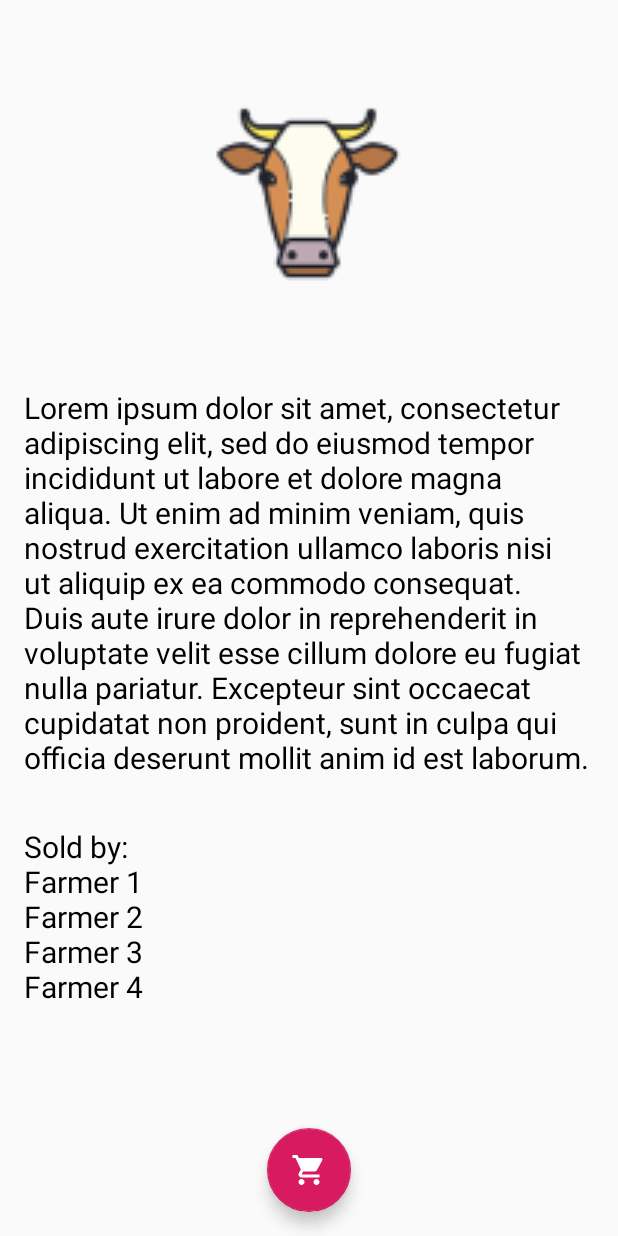
After one commit to PrashantDhiman/From-Farm-App, an Android app: the ItemDetailsActivity screen opened directly, with no data from a screen before it, on a phone screen of 412 x 824 dp. The commit adds this screen. Run offline under Robolectric (Android 15) with nearby library versions, the phone set to English and light mode, and no system bars; 1 statement that could not run was skipped.

Commit message:
Added Item detail Activity

```diff
--- a/app/build.gradle
+++ b/app/build.gradle
@@ -28,5 +28,6 @@ dependencies {
     androidTestImplementation 'androidx.test.espresso:espresso-core:3.2.0'
 
     implementation 'androidx.cardview:cardview:1.0.0'
-    implementation 'androidx.recyclerview:recyclerview:1.1.0-alpha06'
+    implementation 'androidx.recyclerview:recyclerview:1.0.0'
+    implementation 'com.google.android.material:material:1.0.0'
 }
--- a/app/src/main/AndroidManifest.xml
+++ b/app/src/main/AndroidManifest.xml
@@ -9,7 +9,8 @@
         android:roundIcon="@mipmap/ic_launcher_round"
         android:supportsRtl="true"
         android:theme="@style/AppTheme">
-        <activity android:name=".activities.ItemListActivity"></activity>
+        <activity android:name=".activities.ItemDetailsActivity"></activity>
+        <activity android:name=".activities.ItemListActivity" />
         <activity android:name=".activities.FarmTypeActivity" />
         <activity android:name=".activities.SignUpActivity" />
         <activity android:name=".activities.LoginActivity" />
--- /dev/null
+++ b/app/src/main/java/com/example/fromfarm/activities/ItemDetailsActivity.java
@@ -0,0 +1,65 @@
+package com.example.fromfarm.activities;
+
+import androidx.appcompat.app.AlertDialog;
+import androidx.appcompat.app.AppCompatActivity;
+import androidx.coordinatorlayout.widget.CoordinatorLayout;
+
+import android.content.DialogInterface;
+import android.content.Intent;
+import android.os.Bundle;
+import android.view.View;
+import android.widget.ImageView;
+import android.widget.TextView;
+
+import com.example.fromfarm.R;
+import com.google.android.material.floatingactionbutton.FloatingActionButton;
+import com.google.android.material.snackbar.Snackbar;
+
+public class ItemDetailsActivity extends AppCompatActivity {
+
+    private TextView itemNameTextView,itemPriceTextView;
+    private ImageView itemImage;
+    private FloatingActionButton buyItemFab;
+    private CoordinatorLayout itemDetailCoordinatorLayout;
+
+    private Snackbar snackbar;
+
+    @Override
+    protected void onCreate(Bundle savedInstanceState) {
+        super.onCreate(savedInstanceState);
+        setContentView(R.layout.activity_item_details);
+
+        itemDetailCoordinatorLayout=findViewById(R.id.itemDetailCoordinatorLayout);
+        itemNameTextView=findViewById(R.id.itemNameDetails);
+        itemPriceTextView=findViewById(R.id.itemPriceDetails);
+        itemImage=findViewById(R.id.itemImageDetails);
+        buyItemFab=findViewById(R.id.buyItemFab);
+
+        Intent intent=getIntent();
+        String imageUrl=intent.getStringExtra("imageUrl");
+        String name=intent.getStringExtra("name");
+        String price=intent.getStringExtra("price");
+
+        itemNameTextView.setText(name);
+        itemPriceTextView.setText(price);
+
+        itemImage.setImageResource(Integer.parseInt(imageUrl));
+
+        buyItemFab.setOnClickListener(new View.OnClickListener() {
+            @Override
+            public void onClick(final View view) {
+                AlertDialog.Builder alertDialog=new AlertDialog.Builder(ItemDetailsActivity.this);
+                alertDialog.setMessage("Do you want to buy this item")
+                        .setPositiveButton("Yes", new DialogInterface.OnClickListener() {
+                            @Override
+                            public void onClick(DialogInterface dialogInterface, int i) {
+                                snackbar.make(itemDetailCoordinatorLayout,"Item bought",Snackbar.LENGTH_SHORT).show();
+                            }
+                        })
+                        .setNegativeButton("Later",null)
+                        .show();
+            }
+        });
+
+    }
+}
--- /dev/null
+++ b/app/src/main/res/drawable/ic_shopping_cart_white_24dp.xml
@@ -0,0 +1,5 @@
+<vector android:height="24dp" android:tint="#FFFFFF"
+    android:viewportHeight="24.0" android:viewportWidth="24.0"
+    android:width="24dp" xmlns:android="http://schemas.android.com/apk/res/android">
+    <path android:fillColor="#FF000000" android:pathData="M7,18c-1.1,0 -1.99,0.9 -1.99,2S5.9,22 7,22s2,-0.9 2,-2 -0.9,-2 -2,-2zM1,2v2h2l3.6,7.59 -1.35,2.45c-0.16,0.28 -0.25,0.61 -0.25,0.96 0,1.1 0.9,2 2,2h12v-2L7.42,15c-0.14,0 -0.25,-0.11 -0.25,-0.25l0.03,-0.12 0.9,-1.63h7.45c0.75,0 1.41,-0.41 1.75,-1.03l3.58,-6.49c0.08,-0.14 0.12,-0.31 0.12,-0.48 0,-0.55 -0.45,-1 -1,-1L5.21,4l-0.94,-2L1,2zM17,18c-1.1,0 -1.99,0.9 -1.99,2s0.89,2 1.99,2 2,-0.9 2,-2 -0.9,-2 -2,-2z"/>
+</vector>
--- /dev/null
+++ b/app/src/main/res/layout/activity_item_details.xml
@@ -0,0 +1,82 @@
+<?xml version="1.0" encoding="utf-8"?>
+<androidx.coordinatorlayout.widget.CoordinatorLayout xmlns:android="http://schemas.android.com/apk/res/android"
+    xmlns:app="http://schemas.android.com/apk/res-auto"
+    xmlns:tools="http://schemas.android.com/tools"
+    android:layout_width="match_parent"
+    android:layout_height="match_parent"
+    android:fitsSystemWindows="true"
+    tools:context=".activities.ItemDetailsActivity"
+    android:id="@+id/itemDetailCoordinatorLayout">
+
+    <androidx.core.widget.NestedScrollView
+        android:layout_width="match_parent"
+        android:layout_height="wrap_content"
+        app:layout_behavior="com.google.android.material.appbar.AppBarLayout$ScrollingViewBehavior">
+
+        <LinearLayout
+            android:layout_width="match_parent"
+            android:layout_height="wrap_content"
+            android:orientation="vertical">
+
+            <TextView
+                android:id="@+id/itemNameDetails"
+                android:layout_width="match_parent"
+                android:layout_height="wrap_content"
+                android:layout_margin="8dp"
+                android:gravity="center_horizontal|center_vertical"
+                android:text="Item Name"
+                android:textColor="#000000"
+                android:textSize="24sp"
+                android:textStyle="bold" />
+
+            <ImageView
+                android:id="@+id/itemImageDetails"
+                android:layout_width="150dp"
+                android:layout_height="150dp"
+                android:layout_gravity="center_vertical|center_horizontal"
+                android:layout_margin="8dp"
+                android:scaleType="centerCrop"
+                android:src="@drawable/icon_cow_100px" />
+
+            <TextView
+                android:id="@+id/itemPriceDetails"
+                android:layout_width="match_parent"
+                android:layout_height="wrap_content"
+                android:layout_gravity="center_horizontal|center_vertical"
+                android:gravity="center_horizontal|center_vertical"
+                android:text="₹ Item Price"
+                android:textColor="#000000"
+                android:textSize="20sp" />
+
+            <TextView
+                android:id="@+id/itemDescDetails"
+                android:layout_width="match_parent"
+                android:layout_height="wrap_content"
+                android:layout_margin="16dp"
+                android:text="Lorem ipsum dolor sit amet, consectetur adipiscing elit, sed do eiusmod tempor incididunt ut labore et dolore magna aliqua. Ut enim ad minim veniam, quis nostrud exercitation ullamco laboris nisi ut aliquip ex ea commodo consequat. Duis aute irure dolor in reprehenderit in voluptate velit esse cillum dolore eu fugiat nulla pariatur. Excepteur sint occaecat cupidatat non proident, sunt in culpa qui officia deserunt mollit anim id est laborum."
+                android:textColor="#000000"
+                android:textSize="20sp" />
+
+            <TextView
+                android:id="@+id/farmerName"
+                android:layout_width="match_parent"
+                android:layout_height="wrap_content"
+                android:layout_margin="16dp"
+                android:text="Sold by:\nFarmer 1\nFarmer 2\nFarmer 3\nFarmer 4"
+                android:textColor="#000000"
+                android:textSize="20sp" />
+
+        </LinearLayout>
+
+    </androidx.core.widget.NestedScrollView>
+
+    <com.google.android.material.floatingactionbutton.FloatingActionButton
+        android:id="@+id/buyItemFab"
+        android:layout_width="wrap_content"
+        android:layout_height="wrap_content"
+        android:layout_gravity="bottom|center_horizontal"
+        android:layout_margin="16dp"
+        android:src="@drawable/ic_shopping_cart_white_24dp"
+        app:fabSize="auto" />
+
+</androidx.coordinatorlayout.widget.CoordinatorLayout>
--- a/app/src/main/res/layout/activity_item_list.xml
+++ b/app/src/main/res/layout/activity_item_list.xml
@@ -4,7 +4,8 @@
     xmlns:tools="http://schemas.android.com/tools"
     android:layout_width="match_parent"
     android:layout_height="match_parent"
-    tools:context=".activities.ItemListActivity">
+    tools:context=".activities.ItemListActivity"
+    android:id="@+id/itemListRelativeLayout">
 
     <androidx.recyclerview.widget.RecyclerView
         android:id="@+id/recyclerViewItemList"
--- a/app/src/main/res/layout/item_cardview.xml
+++ b/app/src/main/res/layout/item_cardview.xml
@@ -5,7 +5,8 @@
     android:layout_width="fill_parent"
     android:layout_height="wrap_content"
     app:cardCornerRadius="5dp"
-    android:layout_margin="10dp">
+    android:layout_margin="10dp"
+    android:id="@+id/itemCardView">
 
     <LinearLayout
         android:layout_width="match_parent"
--- a/build.gradle
+++ b/build.gradle
@@ -7,7 +7,7 @@ buildscript {
 
     }
     dependencies {
-        classpath 'com.android.tools.build:gradle:3.4.1'
+        classpath 'com.android.tools.build:gradle:3.4.2'
 
         // NOTE: Do not place your application dependencies here; they belong
         // in the individual module build.gradle files
```
Also changed, not shown: app/src/main/java/com/example/fromfarm/activities/FarmTypeActivity.java (+11 -4 lines), app/src/main/java/com/example/fromfarm/activities/ItemListActivity.java (+16 -1 lines), app/src/main/java/com/example/fromfarm/adapters/MyAdapter.java (+22 -2 lines).
